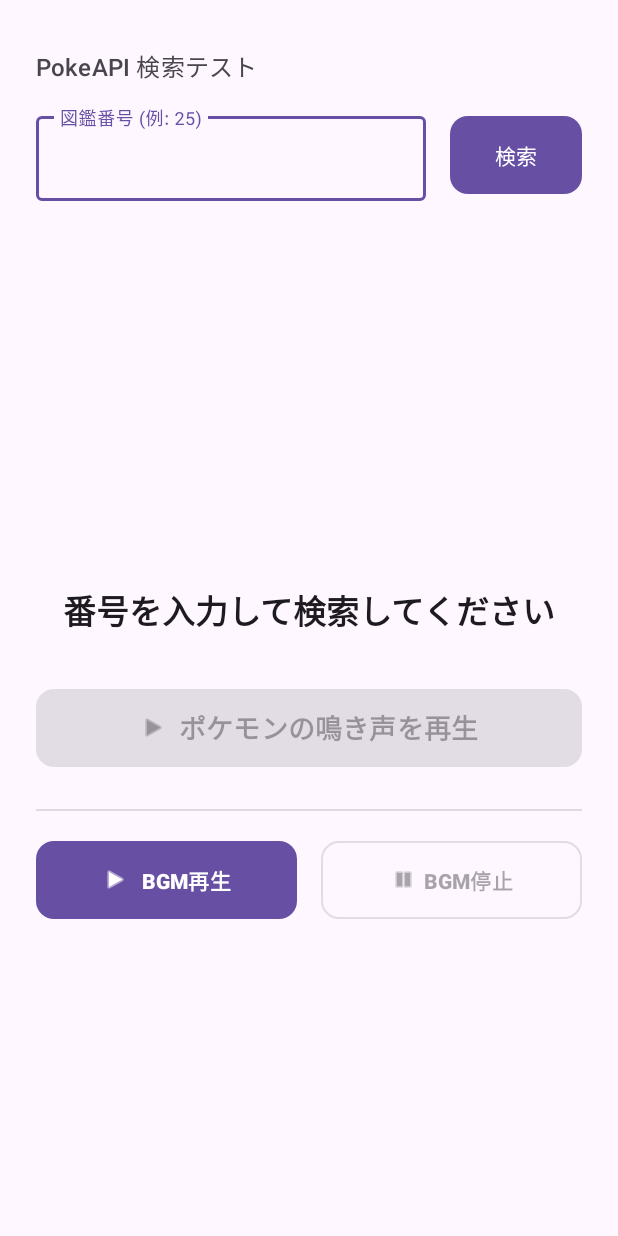
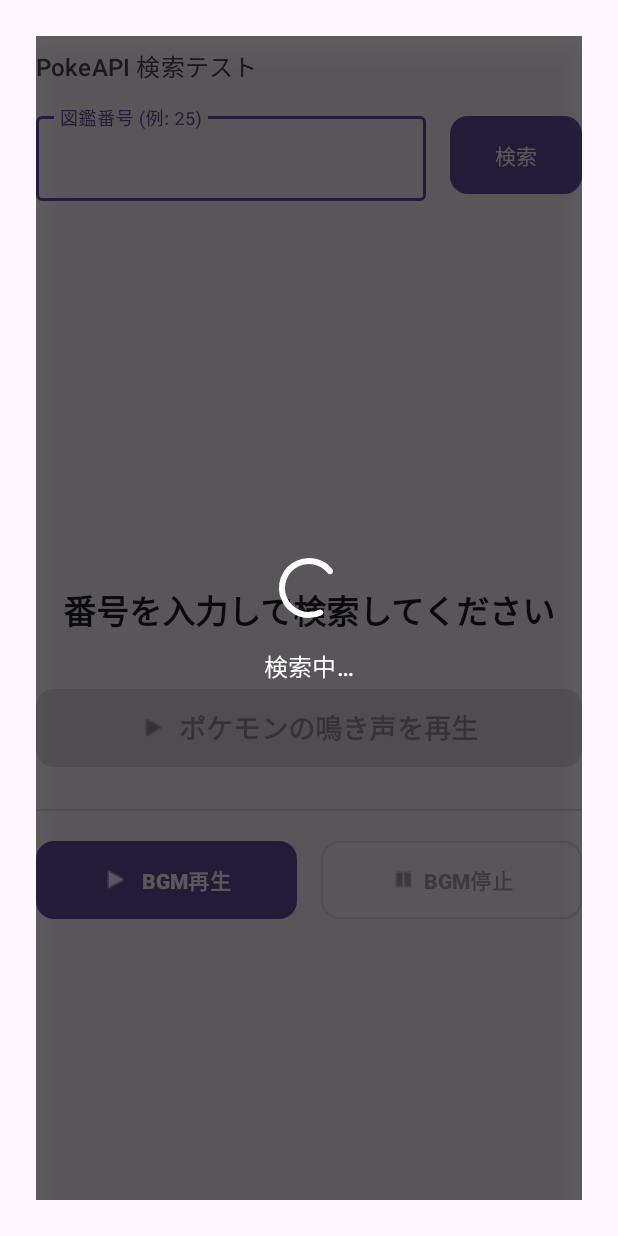
Before and after one commit to sena-tsubo/PokeSample, an Android app: the layout activity_main.xml on its own in the app's theme, with its tools: preview values and no code run, on a phone screen of 412 x 824 dp. Run offline under Robolectric (Android 15) with nearby library versions, the phone set to English and light mode, and no system bars.

Commit message:
ポケモン検索中に通信中であることがわかるローディング画面を追加しました。 activity_main.xmlに半透明の全画面オーバーレイと「検索中…」の表示を追加し、MainActivityでは通信の前に表示して、try/finallyで成功・失敗にかかわらず通信後に必ず非表示にするようにしました。お願いします。

```diff
--- a/app/src/main/java/com/example/pokesample/MainActivity.kt
+++ b/app/src/main/java/com/example/pokesample/MainActivity.kt
@@ -19,21 +19,18 @@ class MainActivity : AppCompatActivity() {
 
     private lateinit var soundPlayerManager: SoundPlayerManager
     private lateinit var pokeApiClient: PokeApiClient
+    private var currentCryUrl: String? = null
 
-    //【鳴き声】手順１--- 検索で見つかったポケモンの鳴き声URLを覚えておく入れ物 -----
-    // 鳴き声ボタンを押すのは、検索が終わった「あと」になる。
-    // launchの中の変数(pokemon)は、その { } の外では使えなくなってしまうので、
-    // Activityのプロパティ(クラスの変数)に保存しておく。
-    // null = まだ検索していない、または検索に失敗した(＝再生できる鳴き声がない)
-    private var currentCryUrl: String? = null
+    //【ローディング】ローディング画面(activity_main.xml の loadingOverlay)
+    // ★意図: onCreate の外にある関数(fetchPokemonWithLoading)からも使うので、クラスの変数にする。
+    //   画面ができるのは onCreate の中(setContentView のあと)なので、lateinit で「あとで入れる」と宣言しておく。
+    private lateinit var loadingOverlay: View
 
     override fun onCreate(savedInstanceState: Bundle?) {
         super.onCreate(savedInstanceState)
         enableEdgeToEdge()
         setContentView(R.layout.activity_main)
 
-        // XMLで指定した余白(android:padding)を取り出しておく
-        // ※ setPaddingだけを呼ぶとXMLの余白が上書きされて消えてしまうため、システムバーの分に「足す」
         val rootView = findViewById<View>(R.id.main)
         val basePadding = rootView.paddingLeft
         ViewCompat.setOnApplyWindowInsetsListener(rootView) { v, insets ->
@@ -47,14 +44,14 @@ class MainActivity : AppCompatActivity() {
             insets
         }
 
-        //手順１---  Viewの取得 -----
         val btSamplePlay = findViewById<Button>(R.id.btSamplePlay)
         val btStop = findViewById<Button>(R.id.btStop)
         val etPokemonId = findViewById<TextInputEditText>(R.id.etPokemonId)
         val btSearch = findViewById<Button>(R.id.btSearch)
-        //【鳴き声】手順２--- 鳴き声ボタンを取得する -----
-        // XMLで最初は無効(android:enabled="false")にしてあるので、検索に成功するまで押せない
         val btPlayApiCry = findViewById<Button>(R.id.btPlayApiCry)
+        //【ローディング】ローディング画面を取得して、クラスの変数に入れる
+        // ★意図: 中身は LinearLayout だが、表示/非表示しかしないので View として取得すれば十分
+        loadingOverlay = findViewById(R.id.loadingOverlay)
 
         soundPlayerManager = SoundPlayerManager(this) { isPlaying ->
             btSamplePlay.isEnabled = !isPlaying
@@ -62,69 +59,65 @@ class MainActivity : AppCompatActivity() {
         }
         pokeApiClient = PokeApiClient()
 
-        // rawフォルダの opening.wav を指定してMediaItemを作成
         val uri = "android.resource://${packageName}/${R.raw.opening}"
-
 
         btSamplePlay.setOnClickListener {
             soundPlayerManager.playBgm(uri)
         }
 
-        btStop.setOnClickListener{
+        btStop.setOnClickListener {
             soundPlayerManager.stopBgm()
         }
-        //検索ボタンを押したときの処理
+
         btSearch.setOnClickListener {
             val query = etPokemonId.text.toString()
-            //からなら何もしない。
             if (query.isBlank()) return@setOnClickListener
             lifecycleScope.launch {
-                val pokemon = pokeApiClient.fetchPokemon(query)
-                if (pokemon != null){
-                    Log.d("MainActivity" , "$pokemon")
-                    //【鳴き声】手順１--- 取得したポケモンの鳴き声URLを、入れ物に保存する -----
-                    // pokemon(PokemonResponse) → cries(Cries) → latest(String?) の順にたどる
-                    // (JSONにURLが無い場合に備えて、型は String? にしてある)
+                //【ローディング】通信は「ローディング付き」の関数にお任せする
+                // ★意図: 表示する・閉じるの細かい処理は関数の中にまとめたので、ここは1行で読める
+                val pokemon = fetchPokemonWithLoading(query)
+                if (pokemon != null) {
+                    Log.d("MainActivity", "$pokemon")
                     val cryUrl = pokemon.cries.latest
-                    //【鳴き声】手順４--- 鳴き声がない(nullまたは空)ポケモンは、null を保存する -----
-                    // こうしておくと currentCryUrl は「使えるURL」か「null」のどちらかだけになる。
-                    // → 手順２(ボタンの有効/無効)も、手順３(再生)も、今のコードのまま安全に動く。
                     currentCryUrl = if (cryUrl.isNullOrBlank()) null else cryUrl
-                    // 成功の合図としてToastを表示する
                     Toast.makeText(this@MainActivity, R.string.success_pokemon_found, Toast.LENGTH_SHORT).show()
-                    // 入力欄を空にする
                     etPokemonId.text?.clear()
                 } else {
-                    //【鳴き声】手順１--- 検索に失敗したら、前のポケモンの鳴き声URLを消しておく -----
-                    // (消さないと、あとで間違ったポケモンの鳴き声を再生してしまう)
                     currentCryUrl = null
-                    //実在するポケモンじゃなかった場合には、Toastメッセージを表示する。
                     Toast.makeText(this@MainActivity, R.string.error_pokemon_not_found, Toast.LENGTH_SHORT).show()
                 }
-                //【鳴き声】手順２--- 鳴き声ボタンを押せるかどうかは、「URLがあるかどうか」で決める -----
-                // 成功 → currentCryUrl にURLが入っている → true(押せる)
-                // 失敗 → currentCryUrl は null → false(押せない)
                 btPlayApiCry.isEnabled = currentCryUrl != null
             }
         }
 
-        //【鳴き声】手順３--- 鳴き声ボタンが押された時の処理 -----
         btPlayApiCry.setOnClickListener {
-            // 入れ物にURLが入っていない(null)場合は何もしない
-            // (ボタンは無効なので通常はここに来ないが、念のためのガード)
             val cryUrl = currentCryUrl ?: return@setOnClickListener
-            // 鳴き声の再生は、SoundPlayerManagerにお願いする
             soundPlayerManager.playCry(cryUrl)
         }
-
     }
 
+    // ==========================================
+    //【ローディング】ローディング画面を出しながら、ポケモンを検索する
+    // ★意図: ローディングの処理(表示→通信→必ず閉じる)を、この関数の中に全部まとめる。
+    //   ローディングを直したいときは、ここだけ見ればよい。
+    // ★suspend を付ける理由: 中で fetchPokemon(待つ関数)を呼ぶので、この関数も「待てる関数」にする必要がある。
+    // ==========================================
+    private suspend fun fetchPokemonWithLoading(query: String): PokemonResponse? {
+        // ① 通信を始める前に、ローディング画面を表示する
+        loadingOverlay.visibility = View.VISIBLE
+        try {
+            // ② 通信する。結果が返るまで、ここで待つ
+            return pokeApiClient.fetchPokemon(query)
+        } finally {
+            // ③ ★最重要: finally の中は、成功でも失敗でもエラーでも「必ず」実行される。
+            //    ここで閉じれば、暗い画面のまま操作できなくなる事故が起きない。
+            //    ※ return で関数を抜けるときも、抜ける直前にここが実行される。
+            loadingOverlay.visibility = View.GONE
+        }
+    }
 
-
-    // アプリが終了（または画面が破棄）される時にプレーヤーを解放する!!
     override fun onDestroy() {
         super.onDestroy()
         soundPlayerManager.releaseAll()
     }
-
 }
--- a/app/src/main/res/layout/activity_main.xml
+++ b/app/src/main/res/layout/activity_main.xml
@@ -2,6 +2,7 @@
 <androidx.constraintlayout.widget.ConstraintLayout
     xmlns:android="http://schemas.android.com/apk/res/android"
     xmlns:app="http://schemas.android.com/apk/res-auto"
+    xmlns:tools="http://schemas.android.com/tools"
     android:id="@+id/main"
     android:layout_width="match_parent"
     android:layout_height="match_parent"
@@ -145,4 +146,45 @@
         app:layout_constraintStart_toEndOf="@+id/btSamplePlay"
         app:layout_constraintTop_toTopOf="@id/btSamplePlay" />
 
+    <!-- ==========================================
+         【ローディング】手順１: ローディング画面 (通信中だけ表示する)
+         ・上下左右を parent につなぎ、大きさ 0dp → 画面いっぱいに広がる
+         ・一番最後に書く + elevation を高くする → ほかの部品(ボタンの影など)より上に重なる
+         ・clickable="true"          … タッチをここで受け止めて、後ろのボタンを押せなくする
+         ・visibility="gone"         … アプリ実行中は、最初は非表示(MainActivity の fetchPokemonWithLoading で表示する)
+         ・tools:visibility="visible" … Android Studioのプレビューの中だけ表示して、見た目を確認できる
+         ========================================== -->
+    <LinearLayout
+        android:id="@+id/loadingOverlay"
+        android:layout_width="0dp"
+        android:layout_height="0dp"
+        android:background="@color/loading_scrim"
+        android:clickable="true"
+        android:elevation="16dp"
+        android:focusable="true"
+        android:gravity="center"
+        android:orientation="vertical"
+        android:visibility="gone"
+        app:layout_constraintBottom_toBottomOf="parent"
+        app:layout_constraintEnd_toEndOf="parent"
+        app:layout_constraintStart_toStartOf="parent"
+        app:layout_constraintTop_toTopOf="parent"
+        tools:visibility="visible">
+
+        <!-- ぐるぐる回る表示 (indeterminate = 終わるまでの長さがわからない) -->
+        <com.google.android.material.progressindicator.CircularProgressIndicator
+            android:layout_width="wrap_content"
+            android:layout_height="wrap_content"
+            android:indeterminate="true"
+            app:indicatorColor="@color/white" />
+
+        <TextView
+            android:layout_width="wrap_content"
+            android:layout_height="wrap_content"
+            android:layout_marginTop="16dp"
+            android:text="@string/loading_message"
+            android:textAppearance="?attr/textAppearanceTitleMedium"
+            android:textColor="@color/white" />
+    </LinearLayout>
+
 </androidx.constraintlayout.widget.ConstraintLayout>
--- a/app/src/main/res/values/colors.xml
+++ b/app/src/main/res/values/colors.xml
@@ -2,4 +2,6 @@
 <resources>
     <color name="black">#FF000000</color>
     <color name="white">#FFFFFFFF</color>
+    <!--【ローディング】背景の暗い膜(黒の約60%。後ろの画面がうっすら見える) -->
+    <color name="loading_scrim">#99000000</color>
 </resources>
--- a/app/src/main/res/values/strings.xml
+++ b/app/src/main/res/values/strings.xml
@@ -8,4 +8,6 @@
     <string name="action_stop_bg">BGM停止</string>
     <string name="error_pokemon_not_found">ポケモンが見つかりませんでした。番号や通信状況を確認してください</string>
     <string name="success_pokemon_found">取得に成功しました！</string>
+    <!--【ローディング】通信中に表示する文言 -->
+    <string name="loading_message">検索中…</string>
 </resources>
```
